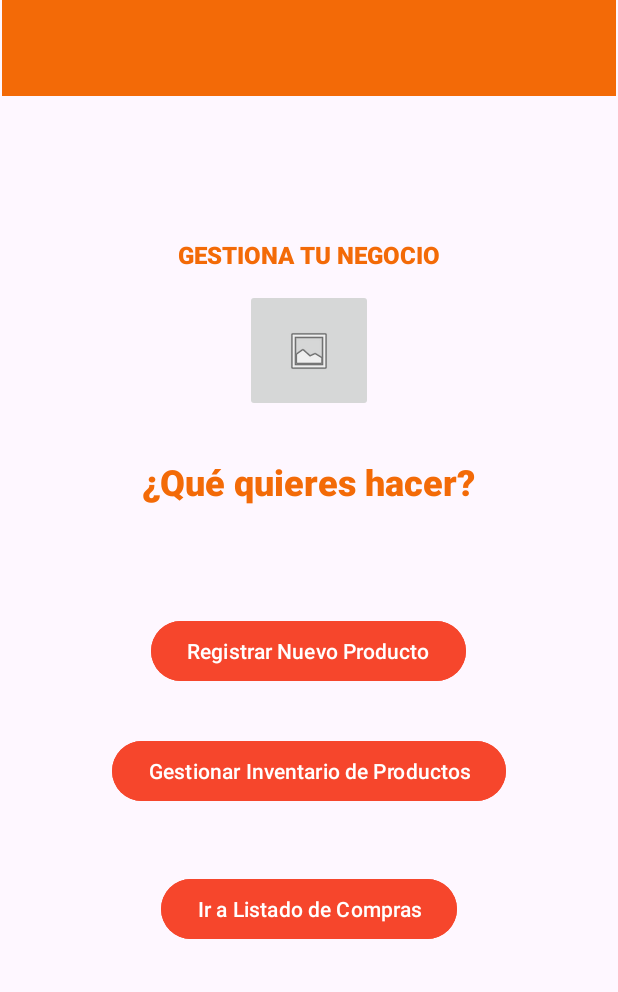
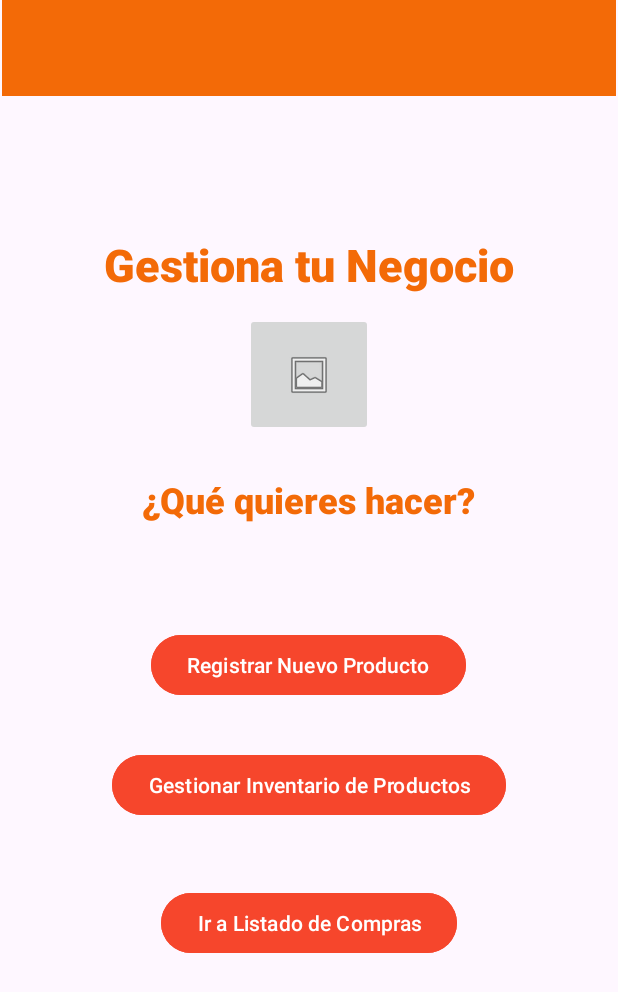
Before and after one commit to PabloCespedesA/Proyecto-de-titulo, an Android app: the MenuInicio screen opened directly, with no data from a screen before it, on a phone screen of 412 x 824 dp. Shown: the top 992 px of the screen. Run offline under Robolectric (Android 15) with nearby library versions, the phone set to English and light mode, and no system bars.

Commit message:
strings en variables e ids

```diff
--- a/app/src/main/AndroidManifest.xml
+++ b/app/src/main/AndroidManifest.xml
@@ -14,6 +14,9 @@
         android:theme="@style/Theme.MovilApp1"
         tools:targetApi="31">
         <activity
+            android:name=".detalle_listado_compras"
+            android:exported="false" />
+        <activity
             android:name=".MenuInicio"
             android:exported="false" />
         <activity
--- a/app/src/main/res/layout/activity_menu_inicio.xml
+++ b/app/src/main/res/layout/activity_menu_inicio.xml
@@ -36,13 +36,13 @@
         tools:srcCompat="@tools:sample/avatars" />
 
     <TextView
-        android:id="@+id/textView2"
+        android:id="@+id/txt_gestionaTuNegocio"
         android:layout_width="wrap_content"
         android:layout_height="wrap_content"
         android:fontFamily="sans-serif-black"
-        android:text="GESTIONA TU NEGOCIO"
+        android:text="@string/txt_gestionaTuNegocio"
         android:textColor="@color/orange"
-        android:textSize="16sp"
+        android:textSize="30sp"
         app:layout_constraintBottom_toTopOf="@+id/guideline7"
         app:layout_constraintEnd_toEndOf="parent"
         app:layout_constraintStart_toStartOf="parent"
@@ -50,55 +50,55 @@
         app:layout_constraintVertical_bias="0.144" />
 
     <TextView
-        android:id="@+id/textView3"
+        android:id="@+id/txt_queQuieres"
         android:layout_width="wrap_content"
         android:layout_height="wrap_content"
         android:fontFamily="sans-serif-black"
-        android:text="¿Qué quieres hacer?"
+        android:text="@string/txt_queQuieres"
         android:textColor="@color/orange"
         android:textSize="24sp"
         app:layout_constraintBottom_toTopOf="@+id/guideline7"
         app:layout_constraintEnd_toEndOf="parent"
         app:layout_constraintHorizontal_bias="0.498"
         app:layout_constraintStart_toStartOf="parent"
-        app:layout_constraintTop_toBottomOf="@+id/textView2"
+        app:layout_constraintTop_toBottomOf="@+id/txt_gestionaTuNegocio"
         app:layout_constraintVertical_bias="0.234" />
 
     <Button
-        android:id="@+id/button4"
+        android:id="@+id/btn_registrarProducto"
         android:layout_width="wrap_content"
         android:layout_height="wrap_content"
-        android:text="Registrar Nuevo Producto"
         android:backgroundTint="#F6462C"
+        android:text="@string/btn_registrarProducto"
         app:layout_constraintBottom_toTopOf="@+id/guideline7"
         app:layout_constraintEnd_toEndOf="parent"
         app:layout_constraintHorizontal_bias="0.497"
         app:layout_constraintStart_toStartOf="parent"
-        app:layout_constraintTop_toBottomOf="@+id/textView3"
+        app:layout_constraintTop_toBottomOf="@+id/txt_queQuieres"
         app:layout_constraintVertical_bias="0.203" />
 
     <Button
-        android:id="@+id/button5"
+        android:id="@+id/btn_gestionar"
         android:layout_width="wrap_content"
         android:layout_height="wrap_content"
         android:layout_marginTop="32dp"
         android:backgroundTint="#F6462C"
-        android:text="Gestionar Inventario de Productos"
+        android:text="@string/btn_gestionar"
         app:layout_constraintEnd_toEndOf="parent"
         app:layout_constraintStart_toStartOf="parent"
-        app:layout_constraintTop_toBottomOf="@+id/button4" />
+        app:layout_constraintTop_toBottomOf="@+id/btn_registrarProducto" />
 
     <Button
-        android:id="@+id/button6"
+        android:id="@+id/btn_listado"
         android:layout_width="wrap_content"
         android:layout_height="wrap_content"
         android:layout_marginTop="40dp"
         android:backgroundTint="#F6462C"
-        android:text="Ir a Listado de Compras"
+        android:text="@string/btn_listado"
         app:layout_constraintBottom_toTopOf="@+id/guideline7"
         app:layout_constraintEnd_toEndOf="parent"
         app:layout_constraintStart_toStartOf="parent"
-        app:layout_constraintTop_toBottomOf="@+id/button5"
+        app:layout_constraintTop_toBottomOf="@+id/btn_gestionar"
         app:layout_constraintVertical_bias="0.036" />
 
     <ImageButton
@@ -107,10 +107,10 @@
         android:layout_height="82dp"
         android:layout_marginTop="12dp"
         android:contentDescription="@string/btn_login"
-        app:layout_constraintBottom_toTopOf="@+id/textView3"
+        app:layout_constraintBottom_toTopOf="@+id/txt_queQuieres"
         app:layout_constraintEnd_toEndOf="parent"
         app:layout_constraintStart_toStartOf="parent"
-        app:layout_constraintTop_toBottomOf="@+id/textView2"
+        app:layout_constraintTop_toBottomOf="@+id/txt_gestionaTuNegocio"
         app:layout_constraintVertical_bias="0.0"
         app:srcCompat="@android:drawable/ic_menu_gallery" />
 
--- a/app/src/main/res/values/strings.xml
+++ b/app/src/main/res/values/strings.xml
@@ -1,11 +1,23 @@
 <resources>
     //*Menú Login*//
     <string name="app_name">movil app 1</string>
+    <string name="til_usuario">Usuario</string>
+    <string name="til_pass">Clave</string>
+
+    <string name="btn_olvidarContraseña">¿Olvidaste tu contraseña?</string>
     <string name="btn_login">Iniciar sesión</string>
-    <string name="btn_crear_cuenta">¿No tienes Cuenta?</string>
-    <string name="btn_olvidar_contraseña">¿Olvidaste tu contraseña?</string>
-    <string name="registrarse_aqui">Registrate aquí</string>
-    <string name="til_usuario">Usuario</string>
+    <string name="btn_registrarAqui">Registrate aquí</string>
+
+    <string name="txt_noTienes">¿No tienes Cuenta?</string>
 
 
+    //*Menú inicio*//
+
+    <string name="txt_gestionaTuNegocio">Gestiona tu Negocio</string>
+    <string name="txt_queQuieres">¿Qué quieres hacer?</string>
+
+    <string name="btn_registrarProducto">Registrar Nuevo Producto</string>
+    <string name="btn_gestionar">Gestionar Inventario de Productos</string>
+    <string name="btn_listado">Ir a Listado de Compras</string>
+
 </resources>
```
Also changed, not shown: app/src/main/res/layout/activity_main.xml (+12 -9 lines).
